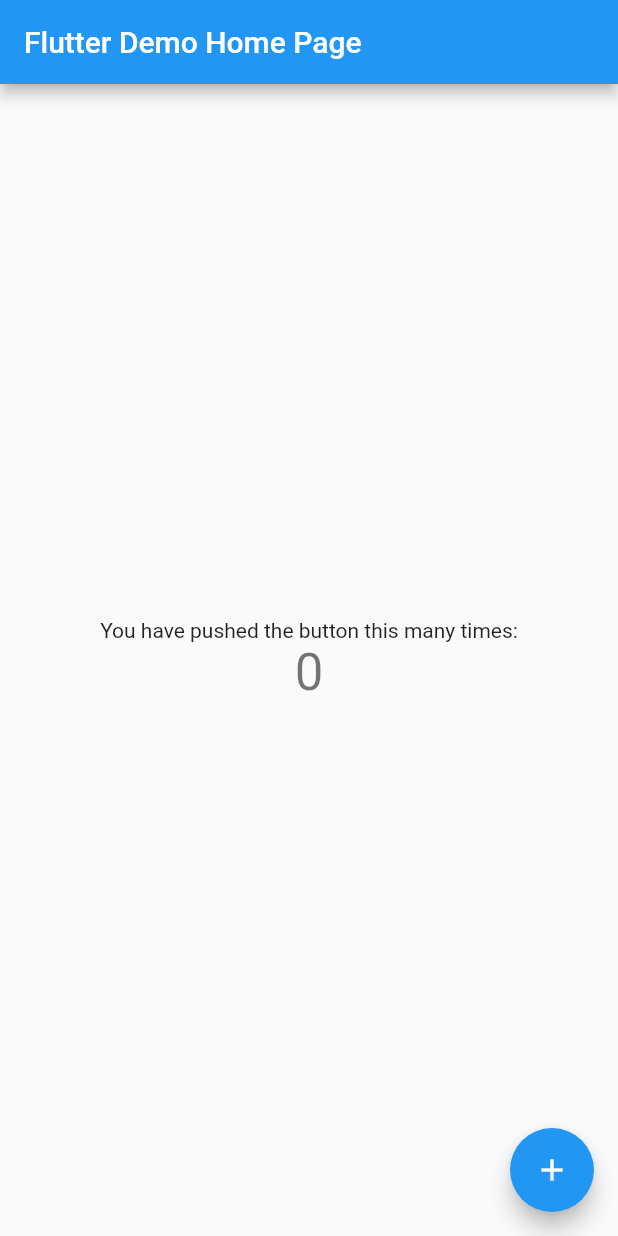
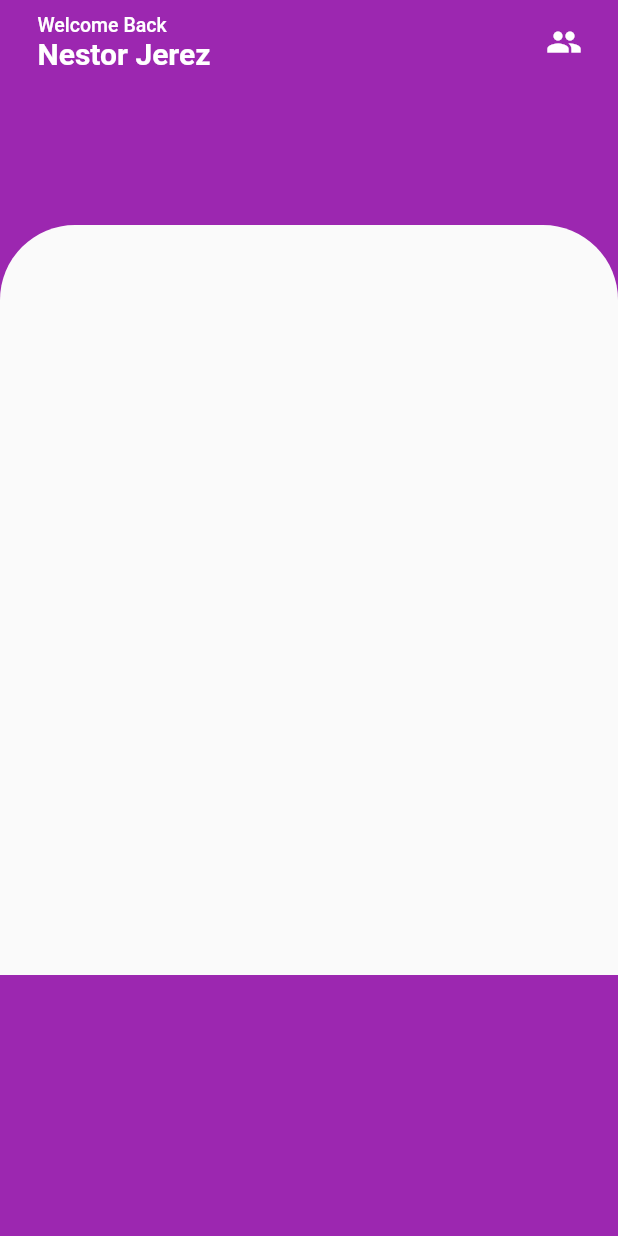
Before and after one commit to derek-alves/Bank-Wallet-Flutter, a Flutter app: the screen it shows after launch, on a phone screen of 412 x 824 dp. Run offline on Flutter 3.47's test engine with Material 2 defaults, Android fonts, the phone set to English and light mode, and no system bars.

Commit message:
First Style

```diff
--- a/lib/main.dart
+++ b/lib/main.dart
@@ -5,113 +5,76 @@ void main() {
 }
 
 class MyApp extends StatelessWidget {
-  // This widget is the root of your application.
   @override
   Widget build(BuildContext context) {
     return MaterialApp(
       title: 'Flutter Demo',
       theme: ThemeData(
-        // This is the theme of your application.
-        //
-        // Try running your application with "flutter run". You'll see the
-        // application has a blue toolbar. Then, without quitting the app, try
-        // changing the primarySwatch below to Colors.green and then invoke
-        // "hot reload" (press "r" in the console where you ran "flutter run",
-        // or simply save your changes to "hot reload" in a Flutter IDE).
-        // Notice that the counter didn't reset back to zero; the application
-        // is not restarted.
         primarySwatch: Colors.blue,
-        // This makes the visual density adapt to the platform that you run
-        // the app on. For desktop platforms, the controls will be smaller and
-        // closer together (more dense) than on mobile platforms.
         visualDensity: VisualDensity.adaptivePlatformDensity,
       ),
-      home: MyHomePage(title: 'Flutter Demo Home Page'),
+      home: Home(),
     );
   }
 }
 
-class MyHomePage extends StatefulWidget {
-  MyHomePage({Key key, this.title}) : super(key: key);
-
-  // This widget is the home page of your application. It is stateful, meaning
-  // that it has a State object (defined below) that contains fields that affect
-  // how it looks.
-
-  // This class is the configuration for the state. It holds the values (in this
-  // case the title) provided by the parent (in this case the App widget) and
-  // used by the build method of the State. Fields in a Widget subclass are
-  // always marked "final".
-
-  final String title;
-
-  @override
-  _MyHomePageState createState() => _MyHomePageState();
-}
-
-class _MyHomePageState extends State<MyHomePage> {
-  int _counter = 0;
-
-  void _incrementCounter() {
-    setState(() {
-      // This call to setState tells the Flutter framework that something has
-      // changed in this State, which causes it to rerun the build method below
-      // so that the display can reflect the updated values. If we changed
-      // _counter without calling setState(), then the build method would not be
-      // called again, and so nothing would appear to happen.
-      _counter++;
-    });
-  }
-
+class Home extends StatelessWidget {
   @override
   Widget build(BuildContext context) {
-    // This method is rerun every time setState is called, for instance as done
-    // by the _incrementCounter method above.
-    //
-    // The Flutter framework has been optimized to make rerunning build methods
-    // fast, so that you can just rebuild anything that needs updating rather
-    // than having to individually change instances of widgets.
-    return Scaffold(
-      appBar: AppBar(
-        // Here we take the value from the MyHomePage object that was created by
-        // the App.build method, and use it to set our appbar title.
-        title: Text(widget.title),
+    return WillPopScope(
+        onWillPop: null,
+        child: Container(
+          color: Colors.purple,
+          child: Stack(
+            children: [
+              Container(
+                height: 300,
+                child: Text('ola mundo'),
               ),
-      body: Center(
-        // Center is a layout widget. It takes a single child and positions it
-        // in the middle of the parent.
-        child: Column(
-          // Column is also a layout widget. It takes a list of children and
-          // arranges them vertically. By default, it sizes itself to fit its
-          // children horizontally, and tries to be as tall as its parent.
-          //
-          // Invoke "debug painting" (press "p" in the console, choose the
-          // "Toggle Debug Paint" action from the Flutter Inspector in Android
-          // Studio, or the "Toggle Debug Paint" command in Visual Studio Code)
-          // to see the wireframe for each widget.
-          //
-          // Column has various properties to control how it sizes itself and
-          // how it positions its children. Here we use mainAxisAlignment to
-          // center the children vertically; the main axis here is the vertical
-          // axis because Columns are vertical (the cross axis would be
-          // horizontal).
-          mainAxisAlignment: MainAxisAlignment.center,
-          children: <Widget>[
+              Scaffold(
+                backgroundColor: Colors.transparent,
+                appBar: PreferredSize(
+                  preferredSize: Size.fromHeight(150),
+                  child: AppBar(
+                    titleSpacing: 25,
+                    backgroundColor: Colors.purple,
+                    elevation: 0,
+                    title: Column(
+                      crossAxisAlignment: CrossAxisAlignment.start,
+                      children: [
                         Text(
-              'You have pushed the button this many times:',
+                          'Welcome Back',
+                          style: TextStyle(fontSize: 13),
                         ),
                         Text(
-              '$_counter',
-              style: Theme.of(context).textTheme.headline4,
+                          'Nestor Jerez',
+                          style: TextStyle(fontWeight: FontWeight.bold),
                         ),
                       ],
                     ),
+                    actions: [
+                      Container(
+                        margin: EdgeInsets.fromLTRB(0, 0, 12, 0),
+                        child: IconButton(
+                          icon: Icon(Icons.people),
+                          onPressed: () {},
                         ),
-      floatingActionButton: FloatingActionButton(
-        onPressed: _incrementCounter,
-        tooltip: 'Increment',
-        child: Icon(Icons.add),
-      ), // This trailing comma makes auto-formatting nicer for build methods.
-    );
+                      )
+                    ],
+                  ),
+                ),
+                body: Container(
+                    height: 500,
+                    decoration: BoxDecoration(
+                      color: Colors.grey[50],
+                      borderRadius: BorderRadius.only(
+                        topLeft: Radius.circular(50),
+                        topRight: Radius.circular(50),
+                      ),
+                    )),
+              ),
+            ],
+          ),
+        ));
   }
 }
```
Also changed, not shown: 2 other files. Lines whose indentation alone changed are shown as unchanged.
